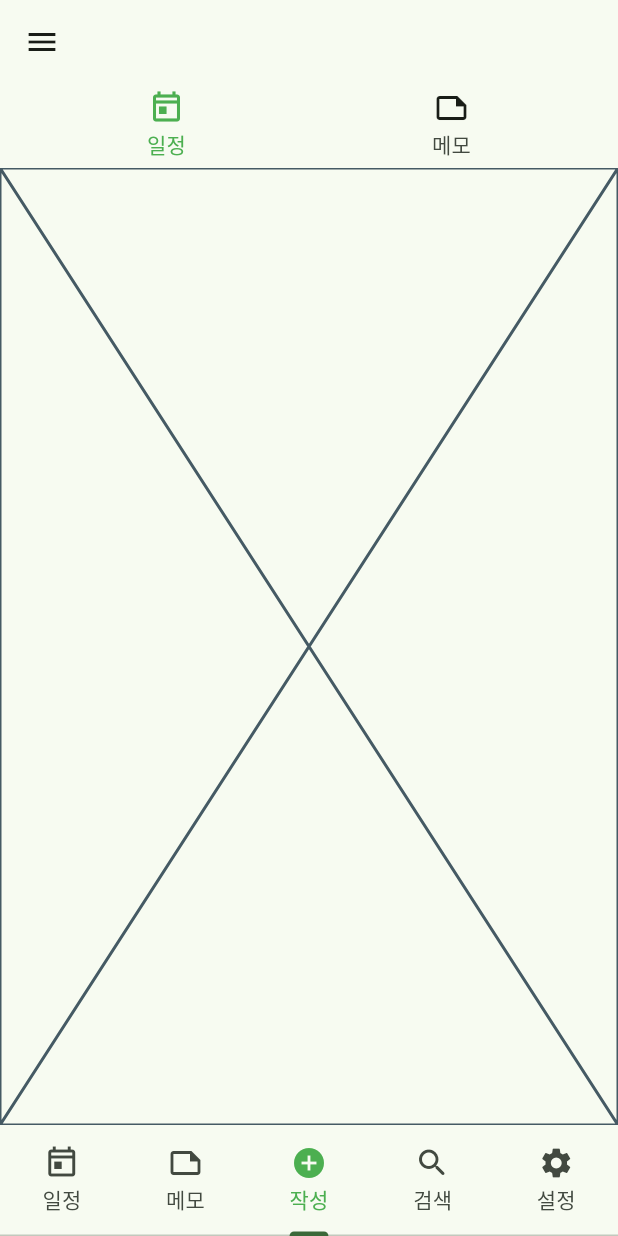
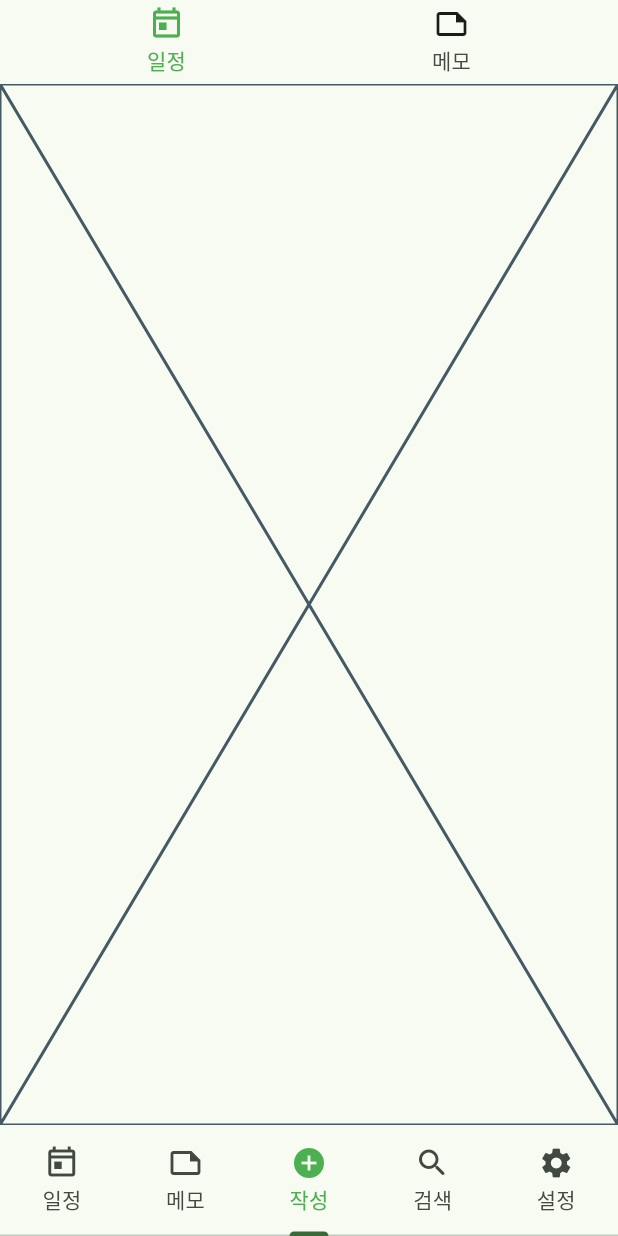
Before and after one commit to ethan-oh/todolist-flutter-app, a Flutter app: the screen it shows after launch, item 3 of the bottom bar chosen, on a phone screen of 412 x 824 dp. Run offline on Flutter 3.47's test engine with Material 2 defaults, Android fonts, the phone set to English and light mode, and no system bars; our stand-ins replace cloud_firestore, firebase_core, get, table_calendar; accounts and stored records are empty; network calls fail; Roboto replaces fonts that are missing (Yeongdeok).

Commit message:
home appbar, drawer 제거
각자 추가해줘야 함

```diff
--- a/lib/view/home.dart
+++ b/lib/view/home.dart
@@ -34,9 +34,6 @@ class _HomeState extends State<Home> with SingleTickerProviderStateMixin {
   @override
   Widget build(BuildContext context) {
     return Scaffold(
-      appBar: AppBar(
-      ),
-      drawer: const HomeDrawer(),
       body: TabBarView(
         controller: _tabController,
         children: const [
```
